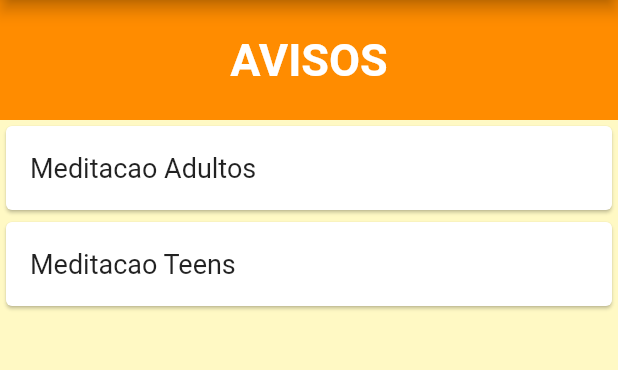
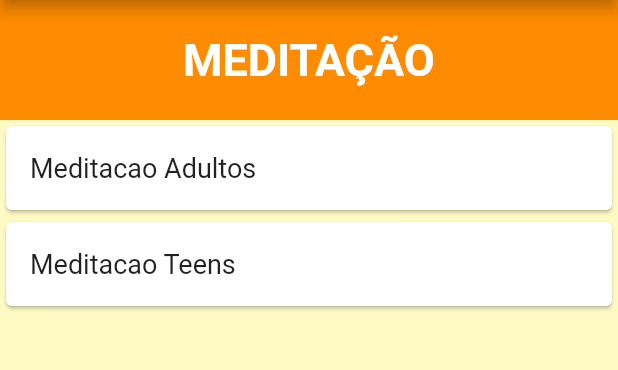
Before and after one commit to alekissandroarvo/nib_ct, a Flutter app: the Meditacao screen opened by its route, on a phone screen of 412 x 824 dp, the part 180-550 px from its top. Run offline on Flutter 3.47's test engine with Material 2 defaults, Android fonts, the light colour scheme and no system bars; our stand-ins replace card_swiper.

Commit message:
CORRECAO MEDITACAO

```diff
--- a/lib/views/meditacao.dart
+++ b/lib/views/meditacao.dart
@@ -17,7 +17,7 @@ class Meditacao extends StatelessWidget {
             height: 80,
             color: Color.fromARGB(255, 255, 140, 0),
             child: Center(
-              child: Text("AVISOS",
+              child: Text("MEDITAÇÃO",
                   style: TextStyle(
                       color: Colors.white,
                       fontSize: 30,
```
